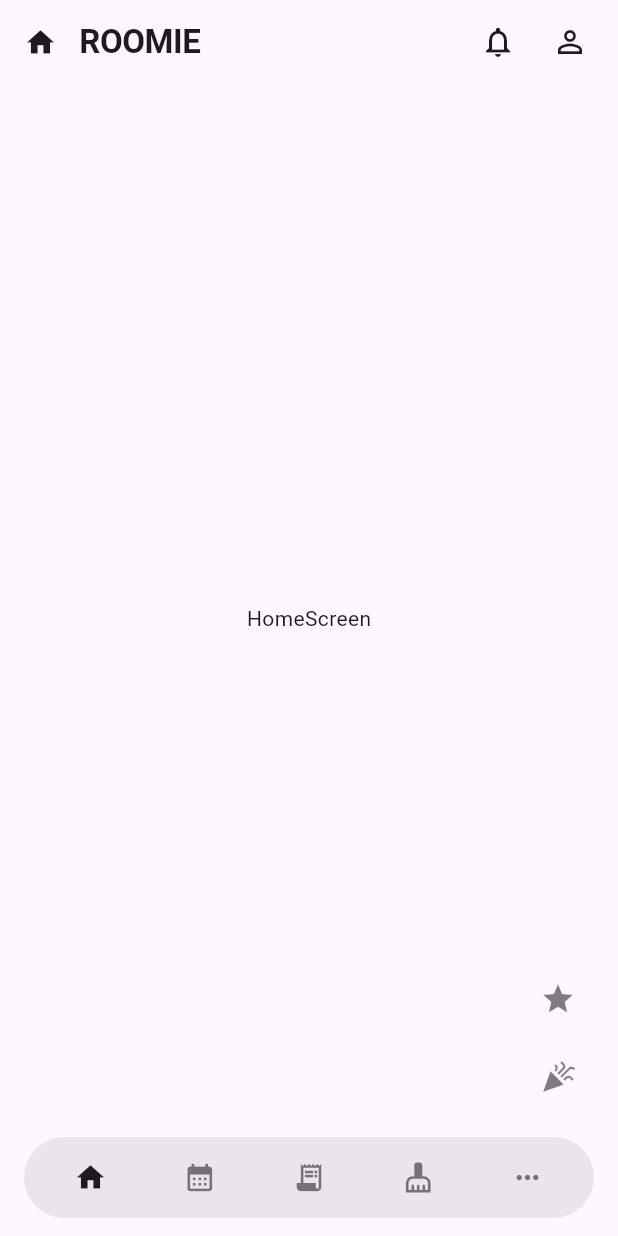
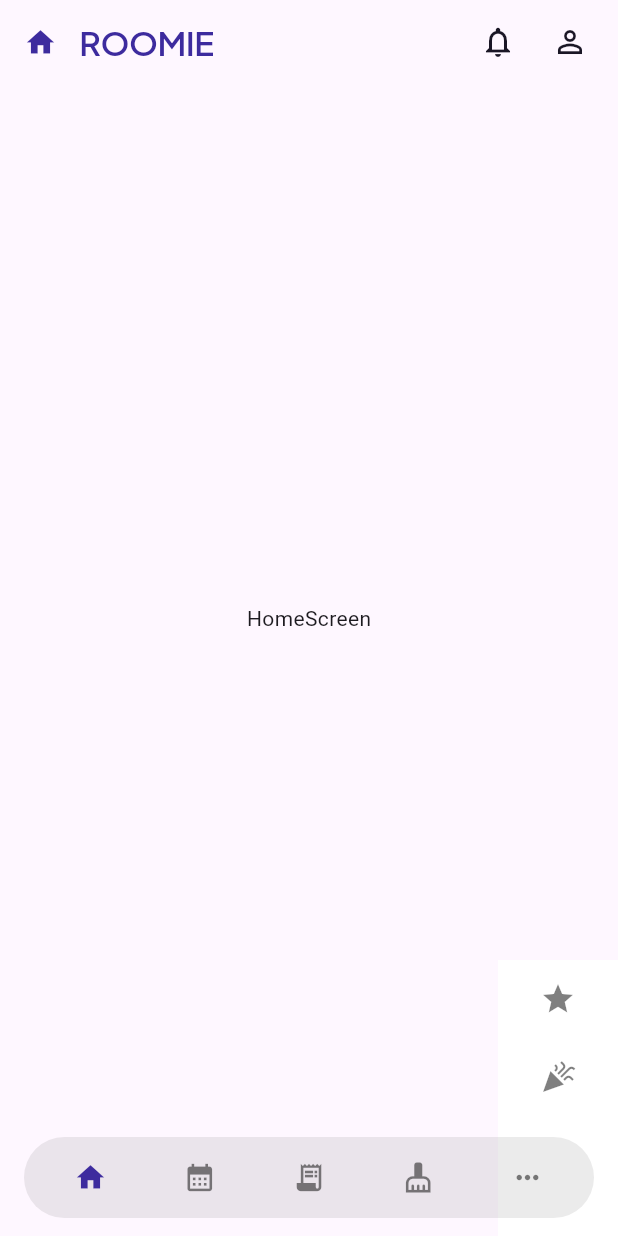
Before and after one commit to anaghasubedi/Roomie, a Flutter app: the MainNavigation screen opened directly, item 5 of the bottom bar chosen, on a phone screen of 412 x 824 dp. Run offline on Flutter 3.47's test engine with Material 3 defaults, Android fonts, the phone set to English and light mode, and no system bars; our stand-ins replace flutter_secure_storage, google_fonts, google_sign_in; accounts and stored records are empty.

Commit message:
Themes changed

```diff
--- a/frontend/roomie/lib/themes/colors.dart
+++ b/frontend/roomie/lib/themes/colors.dart
@@ -1,22 +1,72 @@
 import 'package:flutter/material.dart';
 
 class RColors {
+  // ── Brand / Primary ──────────────────────────────────────
   static const Color primary = Color(0xFF3D2B9E);
   static const Color primaryLight = Color(0xFFEDE8FF);
   static const Color primaryMid = Color(0xFF7B6BAA);
   static const Color primarySoft = Color(0xFF5A4A9B);
+  static const Color primaryDark = Color(0xFF2E2078); // pressed/active states
+  static const Color primaryContainer = Color(0xFFDCD3FF); // chips, selected bg
+
+  // ── Neutrals / Surfaces ───────────────────────────────────
+  static const Color bg = Color(0xFFF7F5FF);
+  static const Color surface = Color(0xFFFFFFFF); // cards, sheets, dialogs
+  static const Color surfaceAlt = Color(0xFFFBFAFF); // subtle alt row/section bg
+  static const Color divider = Color(0xFFE4DFF7);
   static const Color border = Color(0xFFC4BAF0);
-  static const Color bg = Color(0xFFF7F5FF);
-  static const Color text = Color(0x80000000);
+
+  // ── Text hierarchy ────────────────────────────────────────
+  static const Color text = Color(0x80000000); // secondary (existing)
+  static const Color textPrimary = Color(0xFF1A1625); // headings, body, near-black w/ purple warmth
+  static const Color textTertiary = Color(0x4D000000); // captions, meta info
+  static const Color textDisabled = Color(0x33000000);
   static const Color hint = Color(0xFFB0A3D8);
   static const Color orText = Color(0xFF9E8FCC);
   static const Color buttonText = Color(0xFFF0EDFF);
   static const Color logoText = Color(0xFFE8E4FF);
+  static const Color link = Color(0xFF5A4A9B); // same family as primarySoft, distinguishable as tappable
+
+  // ── Status: Error ─────────────────────────────
   static const Color error = Color(0xFFE24B4A);
+  static const Color errorLight = Color(0xFFFBE7E7); // error banners/badges bg
   static const Color errorText = Color(0xFFA32D2D);
+
+  // ── Status: Success ───────────────────────────────────────
+  static const Color success = Color(0xFF3DA35E);
+  static const Color successLight = Color(0xFFE3F5E8);
+  static const Color successText = Color(0xFF276B3E);
+
+  // ── Status: Warning ───────────────────────────────────────
+  static const Color warning = Color(0xFFE0A83D);
+  static const Color warningLight = Color(0xFFFBF0DC);
+  static const Color warningText = Color(0xFF8A5F13);
+
+  // ── Status: Info ──────────────────────────────────────────
+  static const Color info = Color(0xFF3D7BE0);
+  static const Color infoLight = Color(0xFFE3EDFB);
+  static const Color infoText = Color(0xFF1F4E8C);
+
+  // ── Nav bar ───────────────────────────────────────────────
   static const Color navBarContainer = Color(0x14000000);
   static const Color navBarIconUnselected = Color(0x80000000);
+  static const Color navBarIconSelected = primary;
+
+  // ── Inputs ────────────────────────────────────────────────
   static const Color inputBackground = Color(0xFFEDE8FF);
-static const Color inputBorder     = Color(0xFFC4BAF0);
-static const Color inputPlaceholder = Color(0xFFB0A3D8);
+  static const Color inputBorder = Color(0xFFC4BAF0);
+  static const Color inputBorderFocused = primary;
+  static const Color inputBorderError = error;
+  static const Color inputPlaceholder = Color(0xFFB0A3D8);
+  static const Color inputDisabledBackground = Color(0xFFF0EEF8);
+
+  // ── Disabled (buttons, controls) ─────────────────────────
+  static const Color disabledBackground = Color(0xFFE3DEF5);
+  static const Color disabledText = Color(0xFFADA3CC);
+
+  // ── Elevation / Overlay ───────────────────────────────────
+  static const Color shadow = Color(0x1F3D2B9E); // purple-tinted, cohesive with palette
+  static const Color scrim = Color(0x99000000); // modal/bottom-sheet backdrop
+  static const Color shimmer = Color(0xFFEDE8FF); // skeleton loading base
+  static const Color shimmerHighlight = Color(0xFFF7F5FF);
 }
--- /dev/null
+++ b/frontend/roomie/lib/themes/fonts.dart
@@ -0,0 +1,98 @@
+import 'package:flutter/material.dart';
+import 'package:google_fonts/google_fonts.dart';
+import 'colors.dart';
+
+
+class RFonts {
+  // ── Base font getters ─────────────────────────────────────
+  static TextStyle heading({
+    double fontSize = 24,
+    FontWeight fontWeight = FontWeight.w600,
+    Color color = RColors.textPrimary,
+    double? height,
+    double? letterSpacing,
+  }) =>
+      GoogleFonts.plusJakartaSans(
+        fontSize: fontSize,
+        fontWeight: fontWeight,
+        color: color,
+        height: height,
+        letterSpacing: letterSpacing,
+      );
+
+  static TextStyle body({
+    double fontSize = 15,
+    FontWeight fontWeight = FontWeight.w400,
+    Color color = RColors.text,
+    double? height,
+    double? letterSpacing,
+  }) =>
+      GoogleFonts.inter(
+        fontSize: fontSize,
+        fontWeight: fontWeight,
+        color: color,
+        height: height,
+        letterSpacing: letterSpacing,
+      );
+
+  static TextStyle emphasis({
+    double fontSize = 15,
+    FontWeight fontWeight = FontWeight.w600,
+    Color color = RColors.buttonText,
+    double? height,
+    double? letterSpacing,
+  }) =>
+      GoogleFonts.manrope(
+        fontSize: fontSize,
+        fontWeight: fontWeight,
+        color: color,
+        height: height,
+        letterSpacing: letterSpacing,
+      );
+
+  // ── Headings ──────────────────────────────────────────────
+  static TextStyle h1 = heading(fontSize: 32, fontWeight: FontWeight.w700, height: 1.2);
+  static TextStyle h2 = heading(fontSize: 26, fontWeight: FontWeight.w700, height: 1.25);
+  static TextStyle h3 = heading(fontSize: 22, fontWeight: FontWeight.w600, height: 1.3);
+  static TextStyle h4 = heading(fontSize: 18, fontWeight: FontWeight.w600, height: 1.3);
+
+  // ── Body ──────────────────────────────────────────────────
+  static TextStyle bodyLarge = body(fontSize: 16, height: 1.5);
+  static TextStyle bodyRegular = body(fontSize: 15, height: 1.5);
+  static TextStyle bodySmall = body(fontSize: 13, height: 1.4, color: RColors.textTertiary);
+
+  // ── Labels / meta ────────────────────────────────────────
+  static TextStyle label = body(
+    fontSize: 13,
+    fontWeight: FontWeight.w500,
+    color: RColors.textPrimary,
+    letterSpacing: 0.1,
+  );
+  static TextStyle hintText = body(fontSize: 14, color: RColors.hint);
+  static TextStyle caption = body(fontSize: 12, color: RColors.textTertiary);
+
+  // ── Emphasis / interactive ──────────────────────────────
+  static TextStyle button = emphasis(fontSize: 15, letterSpacing: 0.2);
+  static TextStyle buttonSmall = emphasis(fontSize: 13);
+  static TextStyle badge = emphasis(fontSize: 11, fontWeight: FontWeight.w700, letterSpacing: 0.3);
+  static TextStyle link = emphasis(fontSize: 14, fontWeight: FontWeight.w600, color: RColors.link);
+
+  // ── Status text (pairs with RColors status colors) ───────
+  static TextStyle error = body(fontSize: 13, fontWeight: FontWeight.w500, color: RColors.errorText);
+  static TextStyle success = body(fontSize: 13, fontWeight: FontWeight.w500, color: RColors.successText);
+  static TextStyle warning = body(fontSize: 13, fontWeight: FontWeight.w500, color: RColors.warningText);
+
+  /// Wire this into MaterialApp(theme: ThemeData(textTheme: RFonts.textTheme))
+  static TextTheme get textTheme => TextTheme(
+        displayLarge: h1,
+        displayMedium: h2,
+        headlineSmall: h3,
+        titleLarge: h4,
+        bodyLarge: bodyLarge,
+        bodyMedium: bodyRegular,
+        bodySmall: bodySmall,
+        labelLarge: button,
+        labelMedium: label,
+        labelSmall: caption,
+      );
+}
--- a/frontend/roomie/lib/widgets/app_bar.dart
+++ b/frontend/roomie/lib/widgets/app_bar.dart
@@ -1,6 +1,8 @@
 import 'package:flutter/material.dart';
 import '../screens/notification.dart';
 import '../screens/profile.dart';
+import '../themes/colors.dart';
+import '../themes/fonts.dart';
 
 class RoomieAppBar extends StatelessWidget implements PreferredSizeWidget {
   final int currentIndex;
@@ -21,8 +23,6 @@ class RoomieAppBar extends StatelessWidget implements PreferredSizeWidget {
 
   @override
   Widget build(BuildContext context) {
-    final color = Theme.of(context).colorScheme.onSurface;
-
     return AppBar(
       backgroundColor: Colors.transparent,
       elevation: 0,
@@ -31,14 +31,14 @@ class RoomieAppBar extends StatelessWidget implements PreferredSizeWidget {
       title: Row(
         mainAxisSize: MainAxisSize.min,
         children: [
-          Icon(_icons[currentIndex], size: 22, color: color),
+          Icon(_icons[currentIndex], size: 22, color: RColors.primary),
           const SizedBox(width: 15),
           Text(
             'ROOMIE',
-            style: TextStyle(
+            style: RFonts.heading(
               fontSize: 22,
               fontWeight: FontWeight.w600,
-              color: color,
+              color: RColors.primary,
               letterSpacing: -0.3,
             ),
           ),
@@ -50,7 +50,7 @@ class RoomieAppBar extends StatelessWidget implements PreferredSizeWidget {
             context,
             MaterialPageRoute(builder: (_) => const NotificationScreen()),
           ),
-          icon: Icon(Icons.notifications_outlined, color: color),
+          icon: const Icon(Icons.notifications_outlined, color: RColors.textPrimary),
         ),
         Padding(
           padding: const EdgeInsets.only(right: 8),
@@ -59,7 +59,7 @@ class RoomieAppBar extends StatelessWidget implements PreferredSizeWidget {
               context,
               MaterialPageRoute(builder: (_) => const ProfileScreen()),
             ),
-            icon: Icon(Icons.person_outline, color: color),
+            icon: const Icon(Icons.person_outline, color: RColors.textPrimary),
           ),
         ),
       ],
--- a/frontend/roomie/lib/widgets/auth_tabs.dart
+++ b/frontend/roomie/lib/widgets/auth_tabs.dart
@@ -1,5 +1,6 @@
 import 'package:flutter/material.dart';
 import '../themes/colors.dart';
+import '../themes/fonts.dart';
 
 class AuthTabs extends StatelessWidget {
   final String activeTab;
@@ -67,12 +68,10 @@ class _Tab extends StatelessWidget {
         child: Text(
           label,
           textAlign: TextAlign.center,
-          style: TextStyle(
+          style: RFonts.emphasis(
             fontSize: 13,
             fontWeight: FontWeight.w500,
-            color: active
-                ? RColors.buttonText
-                : RColors.primaryMid,
+            color: active ? RColors.buttonText : RColors.primaryMid,
           ),
         ),
       ),
--- a/frontend/roomie/lib/widgets/bottom_nav_bar.dart
+++ b/frontend/roomie/lib/widgets/bottom_nav_bar.dart
@@ -53,8 +53,6 @@ class _MainNavigationState extends State<MainNavigation> {
 
   @override
   Widget build(BuildContext context) {
-    final navColor = Theme.of(context).colorScheme.surface;
-
     return Scaffold(
       extendBody: true,
       extendBodyBehindAppBar: true,
@@ -79,9 +77,9 @@ class _MainNavigationState extends State<MainNavigation> {
                 bottom: 0,
                 right: 0,
                 child: Container(
-                  decoration: BoxDecoration(
-                    color: navColor,
-                    borderRadius: const BorderRadius.only(
+                  decoration: const BoxDecoration(
+                    color: RColors.surface,
+                    borderRadius: BorderRadius.only(
                       topLeft: Radius.circular(16),
                     ),
                   ),
@@ -92,7 +90,6 @@ class _MainNavigationState extends State<MainNavigation> {
                       children: [
                         _buildMoreItem(
                           icon: Icons.star,
-                          navColor: navColor,
                           isSelected: _currentIndex == 4,
                           onTap: () => setState(() {
                             _currentIndex = 4;
@@ -101,7 +98,6 @@ class _MainNavigationState extends State<MainNavigation> {
                         ),
                         _buildMoreItem(
                           icon: Icons.celebration,
-                          navColor: navColor,
                           isSelected: _currentIndex == 5,
                           onTap: () => setState(() {
                             _currentIndex = 5;
@@ -168,7 +164,7 @@ class _MainNavigationState extends State<MainNavigation> {
                     icon,
                     size: 22,
                     color: isSelected
-                        ? Theme.of(context).colorScheme.onSurface
+                        ? RColors.primary
                         : RColors.navBarIconUnselected,
                   ),
                 ),
@@ -182,21 +178,18 @@ class _MainNavigationState extends State<MainNavigation> {
 
   Widget _buildMoreItem({
     required IconData icon,
-    required Color navColor,
     required bool isSelected,
     required VoidCallback onTap,
   }) {
     return Material(
-      color: navColor,
+      color: RColors.surface,
       child: InkWell(
         onTap: onTap,
         child: Padding(
           padding: const EdgeInsets.symmetric(vertical: 14, horizontal: 28),
           child: Icon(
             icon,
-            color: isSelected
-                ? Theme.of(context).colorScheme.onSurface
-                : RColors.navBarIconUnselected,
+            color: isSelected ? RColors.primary : RColors.navBarIconUnselected,
           ),
         ),
       ),
--- a/frontend/roomie/lib/widgets/error_banner.dart
+++ b/frontend/roomie/lib/widgets/error_banner.dart
@@ -11,18 +11,18 @@ class ErrorBanner extends StatelessWidget {
       width: double.infinity,
       padding: const EdgeInsets.symmetric(horizontal: 12, vertical: 10),
       decoration: BoxDecoration(
-        color: RColors.error.withValues(alpha: 0.08),
-        border: Border.all(color: RColors.error.withValues(alpha: 0.3)),
+        color: RColors.surface,
+        border: Border.all(color: RColors.border),
         borderRadius: BorderRadius.circular(10),
       ),
       child: Row(
         children: [
-          const Icon(Icons.error_outline_rounded, size: 14, color: RColors.errorText),
+          const Icon(Icons.error_outline_rounded, size: 14, color: RColors.error),
           const SizedBox(width: 8),
           Expanded(
             child: Text(
               message,
-              style: const TextStyle(fontSize: 12, color: RColors.errorText),
+              style: const TextStyle(fontSize: 12, color: RColors.error),
             ),
           ),
         ],
--- a/frontend/roomie/lib/widgets/field_error.dart
+++ b/frontend/roomie/lib/widgets/field_error.dart
@@ -1,5 +1,6 @@
 import 'package:flutter/material.dart';
 import '../themes/colors.dart';
+import '../themes/fonts.dart';
 
 class FieldError extends StatelessWidget {
   final String message;
@@ -11,7 +12,11 @@ class FieldError extends StatelessWidget {
       alignment: Alignment.centerLeft,
       child: Text(
         message,
-        style: const TextStyle(fontSize: 11, color: RColors.errorText),
+        style: RFonts.body(
+          fontSize: 11,
+          fontWeight: FontWeight.w500,
+          color: RColors.error,
+        ),
       ),
     );
   }
--- a/frontend/roomie/lib/widgets/field_labels.dart
+++ b/frontend/roomie/lib/widgets/field_labels.dart
@@ -1,5 +1,6 @@
 import 'package:flutter/material.dart';
 import '../themes/colors.dart';
+import '../themes/fonts.dart';
 
 class FieldLabel extends StatelessWidget {
   final String text;
@@ -11,7 +12,7 @@ class FieldLabel extends StatelessWidget {
       alignment: Alignment.centerLeft,
       child: Text(
         text.toUpperCase(),
-        style: const TextStyle(
+        style: RFonts.body(
           fontSize: 11,
           fontWeight: FontWeight.w500,
           color: RColors.primarySoft,
@@ -26,9 +27,9 @@ class RoomieDecor {
   static InputDecoration of(String hint) {
     return InputDecoration(
       hintText: hint,
-      hintStyle: const TextStyle(fontSize: 13, color: RColors.hint),
+      hintStyle: RFonts.body(fontSize: 13, color: RColors.hint),
       filled: true,
-      fillColor: Colors.white,
+      fillColor: RColors.surface,
       contentPadding: const EdgeInsets.symmetric(horizontal: 14, vertical: 13),
       enabledBorder: OutlineInputBorder(
         borderRadius: BorderRadius.circular(12),
@@ -46,7 +47,11 @@ class RoomieDecor {
         borderRadius: BorderRadius.circular(12),
         borderSide: const BorderSide(color: RColors.error, width: 1.5),
       ),
-      errorStyle: const TextStyle(fontSize: 11, color: RColors.errorText),
+      errorStyle: RFonts.body(
+        fontSize: 11,
+        fontWeight: FontWeight.w500,
+        color: RColors.error,
+      ),
     );
   }
 }
--- a/frontend/roomie/lib/widgets/headers.dart
+++ b/frontend/roomie/lib/widgets/headers.dart
@@ -1,5 +1,6 @@
 import 'package:flutter/material.dart';
 import '../themes/colors.dart';
+import '../themes/fonts.dart';
 import 'logo_mark.dart';
 
 class Header extends StatelessWidget {
@@ -8,23 +9,23 @@ class Header extends StatelessWidget {
   @override
   Widget build(BuildContext context) {
     return Column(
-      children: const [
-        Logo(),
-        SizedBox(height: 12),
+      children: [
+        const Logo(),
+        const SizedBox(height: 12),
         Text(
           'ROOMIE',
-          style: TextStyle(
+          style: RFonts.heading(
             fontSize: 30,
             fontWeight: FontWeight.w600,
             color: RColors.text,
             letterSpacing: -0.5,
           ),
         ),
-        SizedBox(height: 6),
+        const SizedBox(height: 6),
         Text(
           'chores, bills, groceries —\nsplit everything, stress nothing',
           textAlign: TextAlign.center,
-          style: TextStyle(
+          style: RFonts.body(
             fontSize: 13,
             fontWeight: FontWeight.w300,
             color: RColors.primaryMid,
--- a/frontend/roomie/pubspec.yaml
+++ b/frontend/roomie/pubspec.yaml
@@ -14,6 +14,7 @@ dependencies:
   http: ^1.2.0
   flutter:
     sdk: flutter
+  google_fonts: ^6.0.0
 
   cupertino_icons: ^1.0.8
 
```
Also changed, not shown: frontend/roomie/pubspec.lock.
